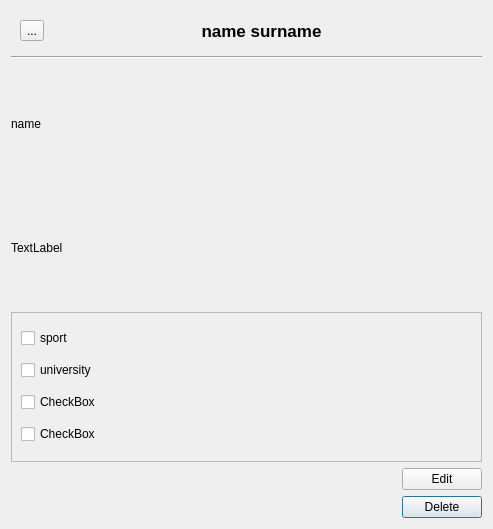
The window that ui/contactDetails.ui (francidellungo/ContactManager) describes before a commit, drawn with Qt 5.
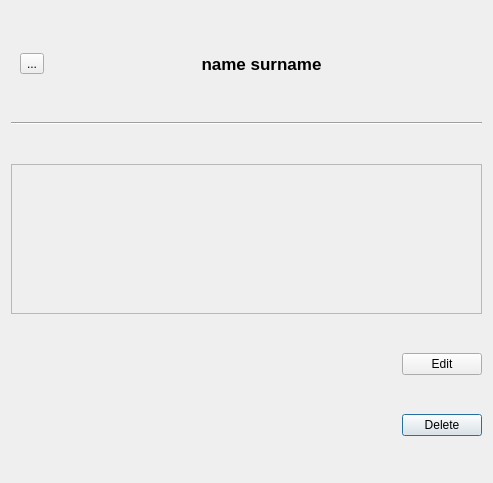
The same window after the commit. Icons and pictures are not drawn.

The edit to the form file:
```diff
--- a/ui/contactDetails.ui
+++ b/ui/contactDetails.ui
@@ -7,7 +7,7 @@
     <x>0</x>
     <y>0</y>
     <width>493</width>
-    <height>529</height>
+    <height>483</height>
    </rect>
   </property>
   <property name="windowTitle">
@@ -15,22 +15,7 @@
   </property>
   <layout class="QGridLayout" name="gridLayout">
    <item row="2" column="0">
-    <layout class="QVBoxLayout" name="contact_info_layout">
-     <item>
-      <widget class="QLabel" name="phone_label">
-       <property name="text">
-        <string>name</string>
-       </property>
-      </widget>
-     </item>
-     <item>
-      <widget class="QLabel" name="email_label">
-       <property name="text">
-        <string>TextLabel</string>
-       </property>
-      </widget>
-     </item>
-    </layout>
+    <layout class="QVBoxLayout" name="contact_info_layout"/>
    </item>
    <item row="1" column="0">
     <widget class="Line" name="line">
@@ -105,6 +90,12 @@
        <verstretch>0</verstretch>
       </sizepolicy>
      </property>
+     <property name="minimumSize">
+      <size>
+       <width>0</width>
+       <height>80</height>
+      </size>
+     </property>
      <property name="maximumSize">
       <size>
        <width>16777215</width>
@@ -123,36 +114,7 @@
         <height>148</height>
        </rect>
       </property>
-      <layout class="QVBoxLayout" name="tags_layout">
-       <item>
-        <widget class="QCheckBox" name="sport">
-         <property name="text">
-          <string>sport</string>
-         </property>
-        </widget>
-       </item>
-       <item>
-        <widget class="QCheckBox" name="university">
-         <property name="text">
-          <string>university</string>
-         </property>
-        </widget>
-       </item>
-       <item>
-        <widget class="QCheckBox" name="checkBox_2">
-         <property name="text">
-          <string>CheckBox</string>
-         </property>
-        </widget>
-       </item>
-       <item>
-        <widget class="QCheckBox" name="checkBox">
-         <property name="text">
-          <string>CheckBox</string>
-         </property>
-        </widget>
-       </item>
-      </layout>
+      <layout class="QVBoxLayout" name="tags_layout"/>
      </widget>
     </widget>
    </item>
```
